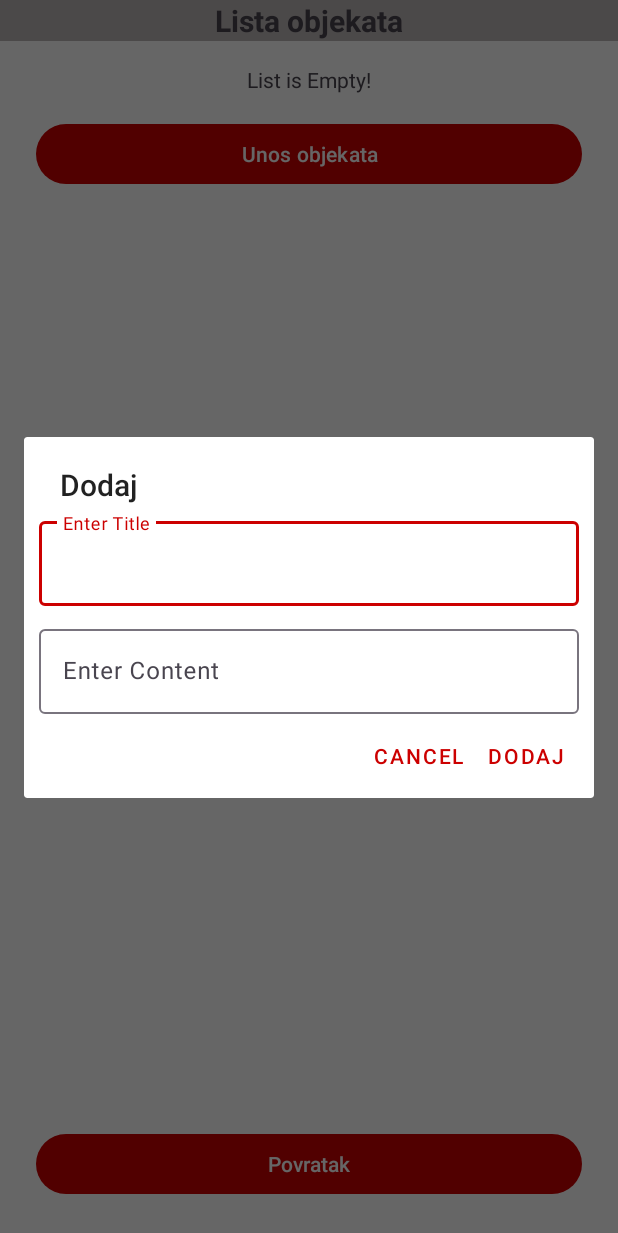
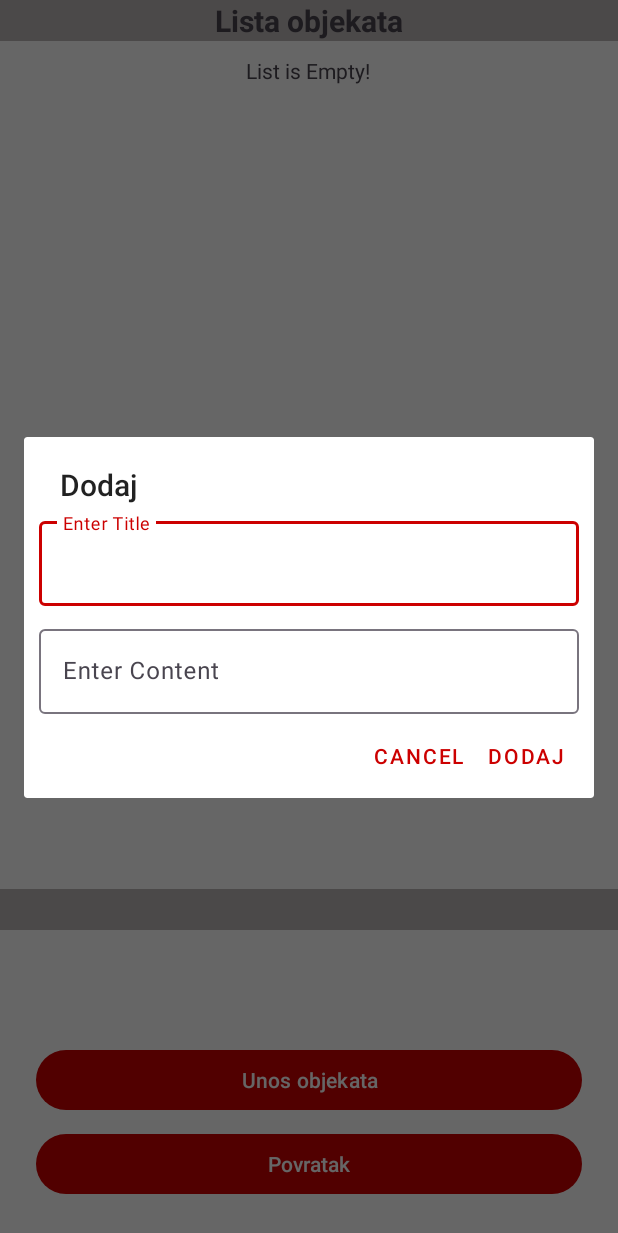
Before and after one commit to DomagojBasic/ProjektPrinter, an Android app: the UnosObjekata screen opened directly, with no data from a screen before it, after a tap on "Unos objekata", on a phone screen of 412 x 824 dp. Shown: the top 1233 px of the screen. Run offline under Robolectric (Android 15) with nearby library versions, the phone set to English and light mode, and no system bars; our stand-ins replace Firebase (no records; nobody signed in at launch, a user with empty details on screens opened directly).

Commit message:
19.1.2024 - SVE ok osim Recycle View u Main-u.

```diff
--- a/app/build.gradle.kts
+++ b/app/build.gradle.kts
@@ -43,4 +43,5 @@ dependencies {
 
 
 
+
 }
--- a/app/src/main/java/com/example/projektdb/PrikazPrinteraLDC.java
+++ b/app/src/main/java/com/example/projektdb/PrikazPrinteraLDC.java
@@ -134,6 +134,7 @@ public class PrikazPrinteraLDC extends AppCompatActivity {
                             public void onSuccess(Void unused) {
 
                                 Toast.makeText(PrikazPrinteraLDC.this, "Saved Successfully!", Toast.LENGTH_SHORT).show();
+                                recreate();
                             }
                         }).addOnFailureListener(new OnFailureListener() {
                             @Override
--- a/app/src/main/java/com/example/projektdb/PrikazPrinteraServis.java
+++ b/app/src/main/java/com/example/projektdb/PrikazPrinteraServis.java
@@ -41,7 +41,7 @@ public class PrikazPrinteraServis extends AppCompatActivity {
 
         PrinterAdapter adapter = new PrinterAdapter(this, arrayList);
 
-
+/*
         database.getReference().child("objekti").addValueEventListener(new ValueEventListener() {
             @Override
             public void onDataChange(@NonNull DataSnapshot snapshot) {
@@ -53,7 +53,7 @@ public class PrikazPrinteraServis extends AppCompatActivity {
             public void onCancelled(@NonNull DatabaseError error) {}
         });
 
-
+*/
 
         database.getReference().child("printeri").addValueEventListener(new ValueEventListener() {
             @Override
--- a/app/src/main/java/com/example/projektdb/UnosObjekata.java
+++ b/app/src/main/java/com/example/projektdb/UnosObjekata.java
@@ -101,8 +101,6 @@ public class UnosObjekata extends AppCompatActivity {
                                             String unesenaVrijednost = Objects.requireNonNull(titleET.getText()).toString();
                                             // Provjera je li već unesena ista vrijednost
                                             if (Objects.requireNonNull(titleET.getText()).toString().contains(Objects.requireNonNull(titleET.getText()).toString())) {
-                                                // Već je unesena ista vrijednost, možete poduzeti odgovarajuće mjere
-                                                Toast.makeText(UnosObjekata.this,"ne smije biti ista",Toast.LENGTH_SHORT).show();
                                             }
 
                                             progressDialog.setMessage("Saving...");
--- a/app/src/main/res/layout/activity_unos_objekata.xml
+++ b/app/src/main/res/layout/activity_unos_objekata.xml
@@ -8,8 +8,24 @@
 
 
     <TextView
+        android:id="@+id/textView1"
+        android:layout_width="match_parent"
+        android:layout_height="wrap_content"
+        android:background="#BCB6B6"
+        android:gravity="center"
+        android:textSize="20sp"
+        android:textStyle="bold"
+        android:visibility="visible"
+        app:layout_constraintBottom_toBottomOf="parent"
+        app:layout_constraintEnd_toEndOf="parent"
+        app:layout_constraintHorizontal_bias="0.0"
+        app:layout_constraintStart_toStartOf="parent"
+        app:layout_constraintTop_toTopOf="parent"
+        app:layout_constraintVertical_bias="0.744"
+        tools:ignore="MissingConstraints" />
+
+    <TextView
         android:id="@+id/textView"
-        android:layout_marginTop="24dp"
         android:layout_width="match_parent"
         android:layout_height="wrap_content"
         android:background="#BCB6B6"
@@ -19,20 +35,18 @@
         android:textStyle="bold"
         tools:ignore="MissingConstraints" />
 
-
     <Button
         android:id="@+id/btn_UnosObjekata"
         android:layout_width="0dp"
         android:layout_height="wrap_content"
         android:layout_marginStart="24dp"
-        android:layout_marginTop="16dp"
         android:layout_marginEnd="24dp"
+        android:layout_marginBottom="8dp"
         android:text="Unos objekata"
+        app:layout_constraintBottom_toTopOf="@+id/btn_Povratak"
         app:layout_constraintEnd_toEndOf="parent"
-        app:layout_constraintHorizontal_bias="1.0"
-        app:layout_constraintStart_toStartOf="parent"
-        app:layout_constraintTop_toBottomOf="@+id/empty" />
-
+        app:layout_constraintHorizontal_bias="0.0"
+        app:layout_constraintStart_toStartOf="parent" />
 
     <Button
         android:id="@+id/btn_Povratak"
@@ -50,10 +64,15 @@
 
     <androidx.recyclerview.widget.RecyclerView
         android:id="@+id/recycler"
-        android:layout_width="match_parent"
-        android:layout_height="wrap_content"
+        android:layout_width="405dp"
+        android:layout_height="460dp"
         app:layoutManager="androidx.recyclerview.widget.LinearLayoutManager"
+        app:layout_constraintBottom_toBottomOf="parent"
+        app:layout_constraintEnd_toEndOf="parent"
+        app:layout_constraintHorizontal_bias="0.0"
+        app:layout_constraintStart_toStartOf="parent"
         app:layout_constraintTop_toBottomOf="@+id/textView"
+        app:layout_constraintVertical_bias="0.0"
         tools:ignore="MissingConstraints" />
 
     <TextView
@@ -61,9 +80,10 @@
         android:layout_width="wrap_content"
         android:layout_height="wrap_content"
         android:layout_centerInParent="true"
-        android:layout_marginTop="16dp"
+        android:layout_marginTop="10dp"
         android:text="List is Empty!"
         app:layout_constraintEnd_toEndOf="parent"
+        app:layout_constraintHorizontal_bias="0.498"
         app:layout_constraintStart_toStartOf="parent"
         app:layout_constraintTop_toBottomOf="@+id/recycler" />
 
--- a/app/src/main/res/layout/add_objekti_dialog.xml
+++ b/app/src/main/res/layout/add_objekti_dialog.xml
@@ -1,7 +1,8 @@
 <?xml version="1.0" encoding="utf-8"?>
 <RelativeLayout xmlns:android="http://schemas.android.com/apk/res/android"
     android:layout_width="match_parent"
-    android:layout_height="wrap_content">
+    android:layout_height="wrap_content"
+    >
 
     <com.google.android.material.textfield.TextInputLayout
         android:id="@+id/titleLayout"
```
Also changed, not shown: app/src/main/java/com/example/projektdb/MainActivity.java (+12 -2 lines), app/src/main/java/com/example/projektdb/PrinterAdapter.java (+11 -1 lines), app/src/main/java/com/example/projektdb/UnosPrintera.java (+51 -2 lines), app/src/main/res/layout/activity_main.xml (+13 -26 lines), app/src/main/res/layout/activity_prikaz_printera_ldc.xml (+35 -18 lines), app/src/main/res/layout/activity_prikaz_printera_servis.xml (+31 -14 lines), app/src/main/res/layout/activity_unos_printera.xml (+11 -6 lines), app/src/main/res/layout/objekti_list_item.xml (+8 -2 lines).
